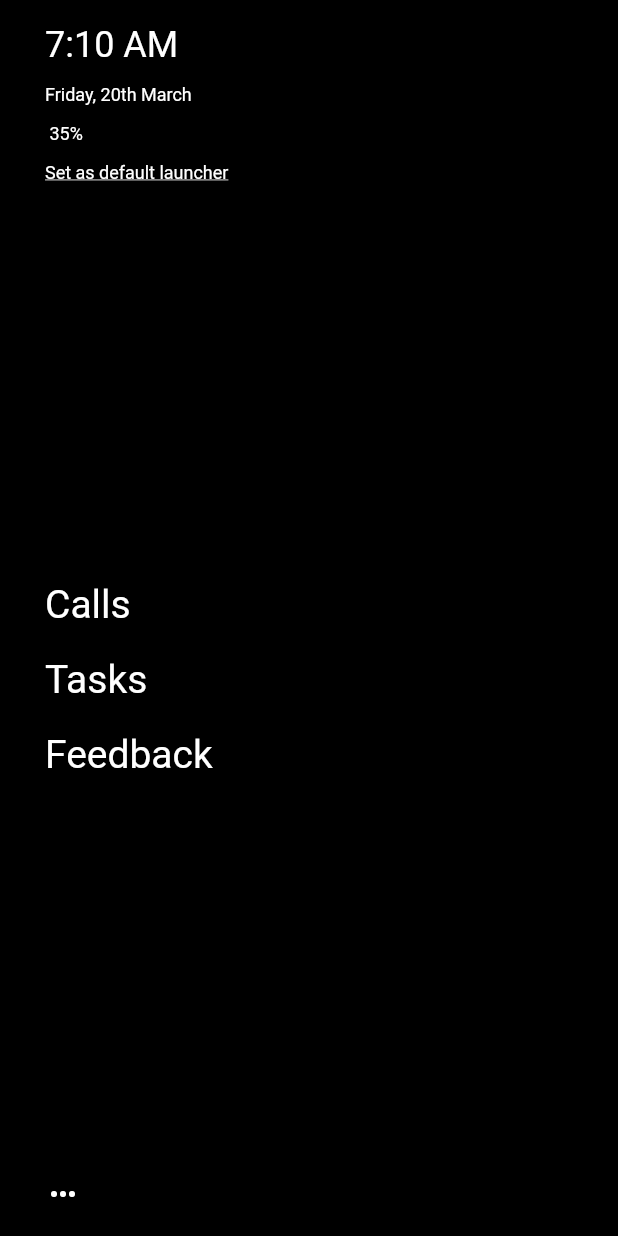
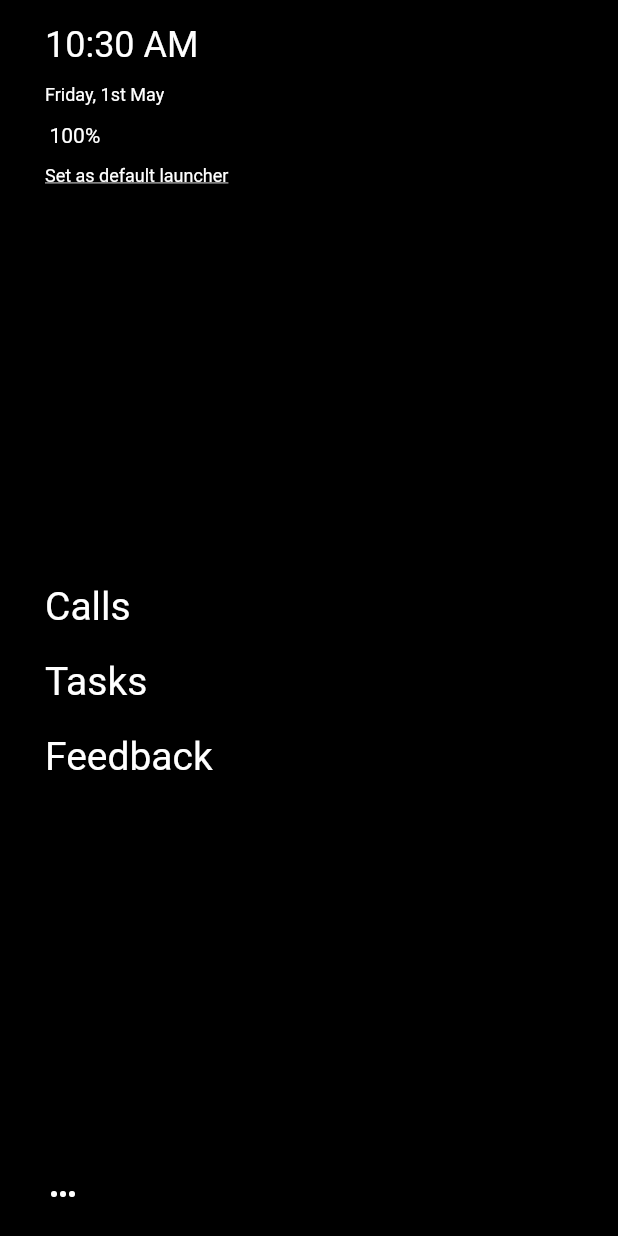
Before and after one commit to sheriffyusuf/indistractable-launcher-clone, a Flutter app: the screen it shows after launch, on a phone screen of 412 x 824 dp. Run offline on Flutter 3.47's test engine with Material 2 defaults, Android fonts, the phone set to English and light mode, and no system bars; our stand-ins replace battery, bloc, equatable, flutter_bloc, hydrated_bloc, jiffy and 3 more; missing offline and left inert: device_apps, launcher_assist.

Commit message:
update home_screen to show battery level

```diff
--- a/lib/screens/home/home_screen.dart
+++ b/lib/screens/home/home_screen.dart
@@ -1,14 +1,13 @@
 import 'package:flutter/material.dart';
 import 'package:flutter_bloc/flutter_bloc.dart';
 import 'package:indistractable_clone/blocs/battery/bloc/battery_bloc.dart';
+import 'package:indistractable_clone/blocs/battery_level/bloc/battery_level_bloc.dart';
+import 'package:indistractable_clone/screens/home/widgets/date_and_time.dart';
 import 'package:indistractable_clone/screens/settings/settings_screen.dart';
 
 class HomeScreen extends StatelessWidget {
   @override
   Widget build(BuildContext context) {
-    final _width = MediaQuery.of(context).size.width;
-    final _height = MediaQuery.of(context).size.height;
-
     TextStyle normalTextStyle = TextStyle(fontSize: 26);
     return Scaffold(
         body: SafeArea(
@@ -20,17 +19,7 @@ class HomeScreen extends StatelessWidget {
             Column(
               crossAxisAlignment: CrossAxisAlignment.stretch,
               children: <Widget>[
-                Text(
-                  "7:10 AM",
-                  textAlign: TextAlign.start,
-                  style: TextStyle(fontSize: 24),
-                ),
-                SizedBox(height: 12),
-                Text(
-                  "Friday, 20th March",
-                  textAlign: TextAlign.left,
-                  style: TextStyle(fontSize: 12),
-                ),
+                DateTimeWidget(),
                 SizedBox(height: 12),
                 Row(
                   children: <Widget>[
@@ -42,22 +31,17 @@ class HomeScreen extends StatelessWidget {
                         return Icon(Icons.add, size: 10);
                       }
                       if (state is BatteryInitial) {
-                        return Icon(Icons.apps);
+                        return Container();
                       }
                       return Container();
                     }),
-
-                    /* Icon(
-                      Icons.add,
-                      size: 10,
-                    ), */
                     SizedBox(
                       width: 3,
                     ),
-                    Text(
-                      "35%",
-                      style: TextStyle(fontSize: 12),
-                    ),
+                    BlocBuilder<BatteryLevelBloc, int>(
+                        builder: (context, batteryLevel) {
+                      return Text('$batteryLevel%');
+                    })
                   ],
                 ),
                 SizedBox(
```
